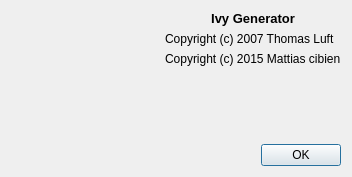
Above: src/aboutdialog.ui from mattiascibien/ivygen before the change. Below: the same form after it.
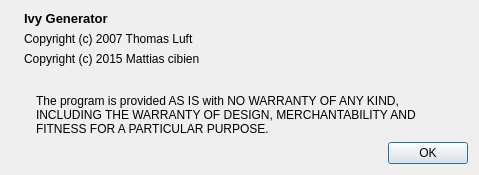
That is the form after the change. Icons and pictures are not drawn.

Commit message: Definitive layout for aboutwindow

```diff
--- a/src/aboutdialog.ui
+++ b/src/aboutdialog.ui
@@ -6,29 +6,15 @@
    <rect>
     <x>0</x>
     <y>0</y>
-    <width>352</width>
-    <height>177</height>
+    <width>479</width>
+    <height>175</height>
    </rect>
   </property>
   <property name="windowTitle">
    <string>About Ivy Generator</string>
   </property>
-  <layout class="QVBoxLayout" name="verticalLayout_2">
-   <item>
-    <layout class="QHBoxLayout" name="horizontalLayout">
-     <item>
-      <widget class="QLabel" name="label_3">
-       <property name="text">
-        <string/>
-       </property>
-       <property name="pixmap">
-        <pixmap resource="../resources/ivygen.qrc">:/resources/images/icon_big.png</pixmap>
-       </property>
-      </widget>
-     </item>
-     <item>
-      <layout class="QVBoxLayout" name="verticalLayout">
-       <item>
+  <layout class="QGridLayout" name="gridLayout">
+   <item row="0" column="1" colspan="3">
         <widget class="QLabel" name="titleLabel">
          <property name="font">
           <font>
@@ -41,25 +27,48 @@
           <string>Ivy Generator</string>
          </property>
          <property name="alignment">
-          <set>Qt::AlignCenter</set>
+      <set>Qt::AlignLeading|Qt::AlignLeft|Qt::AlignVCenter</set>
          </property>
         </widget>
        </item>
-       <item>
+   <item row="1" column="1" colspan="3">
         <widget class="QLabel" name="label">
          <property name="text">
           <string>Copyright (c) 2007 Thomas Luft</string>
          </property>
         </widget>
        </item>
-       <item>
-        <widget class="QLabel" name="label_2">
+   <item row="0" column="0" rowspan="5">
+    <widget class="QLabel" name="label_3">
          <property name="text">
-          <string>Copyright (c) 2015 Mattias cibien</string>
-         </property>
-        </widget>
-       </item>
-       <item>
+      <string/>
+     </property>
+     <property name="pixmap">
+      <pixmap resource="../resources/ivygen.qrc">:/resources/images/icon_big.png</pixmap>
+     </property>
+    </widget>
+   </item>
+   <item row="5" column="3">
+    <widget class="QDialogButtonBox" name="buttonBox">
+     <property name="orientation">
+      <enum>Qt::Horizontal</enum>
+     </property>
+     <property name="standardButtons">
+      <set>QDialogButtonBox::Ok</set>
+     </property>
+    </widget>
+   </item>
+   <item row="4" column="3">
+    <widget class="QLabel" name="label_4">
+     <property name="text">
+      <string>The program is provided AS IS with NO WARRANTY OF ANY KIND, INCLUDING THE WARRANTY OF DESIGN, MERCHANTABILITY AND FITNESS FOR A PARTICULAR PURPOSE.</string>
+     </property>
+     <property name="wordWrap">
+      <bool>true</bool>
+     </property>
+    </widget>
+   </item>
+   <item row="3" column="3">
         <spacer name="verticalSpacer">
          <property name="orientation">
           <enum>Qt::Vertical</enum>
@@ -67,22 +76,15 @@
          <property name="sizeHint" stdset="0">
           <size>
            <width>20</width>
-           <height>40</height>
+       <height>84</height>
           </size>
          </property>
         </spacer>
        </item>
-      </layout>
-     </item>
-    </layout>
-   </item>
-   <item>
-    <widget class="QDialogButtonBox" name="buttonBox">
-     <property name="orientation">
-      <enum>Qt::Horizontal</enum>
-     </property>
-     <property name="standardButtons">
-      <set>QDialogButtonBox::Ok</set>
+   <item row="2" column="1" colspan="3">
+    <widget class="QLabel" name="label_2">
+     <property name="text">
+      <string>Copyright (c) 2015 Mattias cibien</string>
      </property>
     </widget>
    </item>
```
Lines whose indentation alone changed are shown as unchanged.
